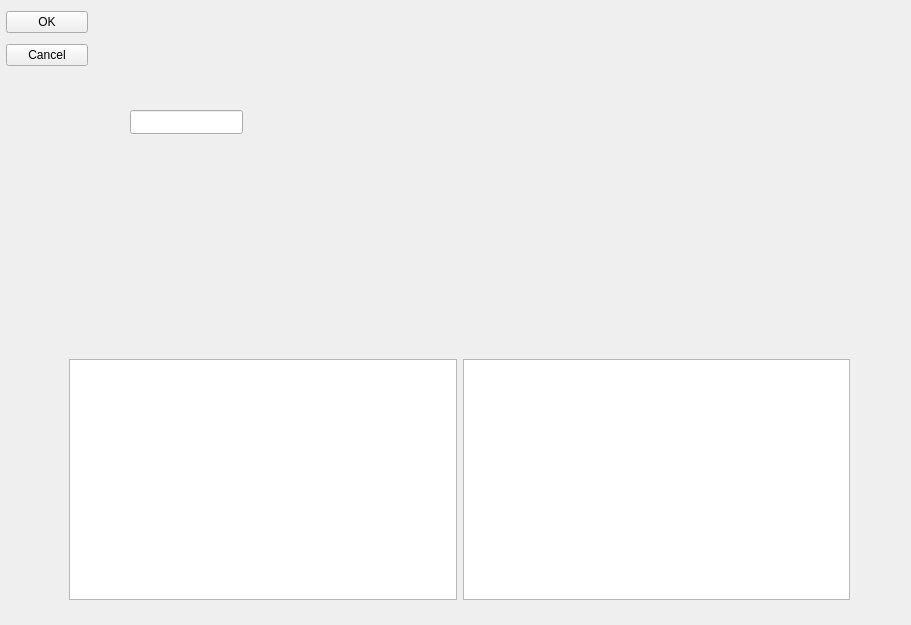
melko/qfit, file src/gui/maindialog.ui: the form before one commit.
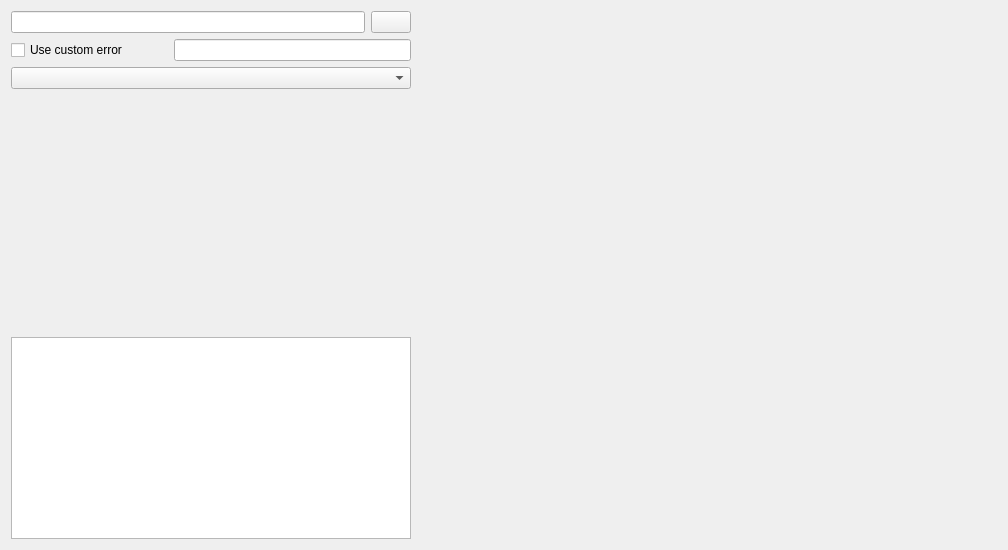
The form after the commit. Icons and pictures are not drawn. Custom widgets are drawn as their Qt base class.

Diff of the .ui file:
```diff
--- a/src/gui/maindialog.ui
+++ b/src/gui/maindialog.ui
@@ -6,84 +6,347 @@
    <rect>
     <x>0</x>
     <y>0</y>
-    <width>911</width>
-    <height>625</height>
+    <width>1000</width>
+    <height>550</height>
    </rect>
   </property>
+  <property name="sizePolicy">
+   <sizepolicy hsizetype="Preferred" vsizetype="Preferred">
+    <horstretch>0</horstretch>
+    <verstretch>0</verstretch>
+   </sizepolicy>
+  </property>
+  <property name="maximumSize">
+   <size>
+    <width>16777215</width>
+    <height>16777215</height>
+   </size>
+  </property>
   <property name="windowTitle">
    <string>Form</string>
   </property>
-  <widget class="QWidget" name="verticalLayoutWidget_2">
-   <property name="geometry">
-    <rect>
-     <x>6</x>
-     <y>6</y>
-     <width>82</width>
-     <height>66</height>
-    </rect>
-   </property>
-   <layout class="QVBoxLayout" name="verticalLayout_2">
-    <item>
-     <widget class="QPushButton" name="ok">
-      <property name="text">
-       <string>OK</string>
-      </property>
-     </widget>
-    </item>
-    <item>
-     <widget class="QPushButton" name="cancel">
-      <property name="text">
-       <string>Cancel</string>
-      </property>
-     </widget>
-    </item>
-   </layout>
-  </widget>
-  <widget class="QWidget" name="horizontalLayoutWidget">
-   <property name="geometry">
-    <rect>
-     <x>69</x>
-     <y>359</y>
-     <width>781</width>
-     <height>241</height>
-    </rect>
-   </property>
-   <layout class="QHBoxLayout" name="horizontalLayout">
-    <item>
-     <widget class="QTableWidget" name="tableWidget"/>
-    </item>
-    <item>
-     <widget class="QPlainTextEdit" name="logOutput">
-      <property name="maximumSize">
-       <size>
-        <width>16777215</width>
-        <height>300</height>
-       </size>
-      </property>
-     </widget>
-    </item>
-   </layout>
-  </widget>
-  <widget class="QLineEdit" name="lineEdit">
-   <property name="geometry">
-    <rect>
-     <x>130</x>
-     <y>110</y>
-     <width>113</width>
-     <height>24</height>
-    </rect>
-   </property>
-  </widget>
-  <widget class="QwtPlot" name="qwtPlot">
-   <property name="geometry">
-    <rect>
-     <x>460</x>
-     <y>70</y>
-     <width>400</width>
-     <height>200</height>
-    </rect>
-   </property>
-  </widget>
+  <layout class="QHBoxLayout" name="horizontalLayout_5" stretch="0,1">
+   <item>
+    <layout class="QVBoxLayout" name="verticalLayout">
+     <property name="sizeConstraint">
+      <enum>QLayout::SetFixedSize</enum>
+     </property>
+     <item>
+      <layout class="QHBoxLayout" name="horizontalLayout">
+       <item>
+        <widget class="QLineEdit" name="filePath">
+         <property name="enabled">
+          <bool>true</bool>
+         </property>
+         <property name="maximumSize">
+          <size>
+           <width>16777215</width>
+           <height>16777215</height>
+          </size>
+         </property>
+         <property name="readOnly">
+          <bool>true</bool>
+         </property>
+        </widget>
+       </item>
+       <item>
+        <widget class="QPushButton" name="openFileButton">
+         <property name="maximumSize">
+          <size>
+           <width>50</width>
+           <height>16777215</height>
+          </size>
+         </property>
+         <property name="text">
+          <string/>
+         </property>
+         <property name="icon">
+          <iconset resource="resources.qrc">
+           <normaloff>:/icons/resources/folder-open-2.png</normaloff>:/icons/resources/folder-open-2.png</iconset>
+         </property>
+        </widget>
+       </item>
+      </layout>
+     </item>
+     <item>
+      <layout class="QHBoxLayout" name="horizontalLayout_2">
+       <item>
+        <widget class="QCheckBox" name="customError">
+         <property name="sizePolicy">
+          <sizepolicy hsizetype="Fixed" vsizetype="Fixed">
+           <horstretch>0</horstretch>
+           <verstretch>0</verstretch>
+          </sizepolicy>
+         </property>
+         <property name="maximumSize">
+          <size>
+           <width>16777215</width>
+           <height>16777215</height>
+          </size>
+         </property>
+         <property name="text">
+          <string>Use custom error</string>
+         </property>
+        </widget>
+       </item>
+       <item>
+        <spacer name="horizontalSpacer">
+         <property name="orientation">
+          <enum>Qt::Horizontal</enum>
+         </property>
+         <property name="sizeType">
+          <enum>QSizePolicy::Fixed</enum>
+         </property>
+         <property name="sizeHint" stdset="0">
+          <size>
+           <width>40</width>
+           <height>20</height>
+          </size>
+         </property>
+        </spacer>
+       </item>
+       <item>
+        <widget class="QLineEdit" name="errorValue">
+         <property name="enabled">
+          <bool>true</bool>
+         </property>
+         <property name="maximumSize">
+          <size>
+           <width>16777215</width>
+           <height>16777215</height>
+          </size>
+         </property>
+         <property name="readOnly">
+          <bool>true</bool>
+         </property>
+        </widget>
+       </item>
+      </layout>
+     </item>
+     <item>
+      <widget class="QComboBox" name="selectFit">
+       <property name="maximumSize">
+        <size>
+         <width>16777215</width>
+         <height>16777215</height>
+        </size>
+       </property>
+      </widget>
+     </item>
+     <item>
+      <spacer name="verticalSpacer_2">
+       <property name="orientation">
+        <enum>Qt::Vertical</enum>
+       </property>
+       <property name="sizeType">
+        <enum>QSizePolicy::Fixed</enum>
+       </property>
+       <property name="sizeHint" stdset="0">
+        <size>
+         <width>20</width>
+         <height>50</height>
+        </size>
+       </property>
+      </spacer>
+     </item>
+     <item>
+      <layout class="QHBoxLayout" name="horizontalLayout_3">
+       <item>
+        <widget class="QPushButton" name="startFit">
+         <property name="sizePolicy">
+          <sizepolicy hsizetype="Fixed" vsizetype="Fixed">
+           <horstretch>0</horstretch>
+           <verstretch>0</verstretch>
+          </sizepolicy>
+         </property>
+         <property name="minimumSize">
+          <size>
+           <width>90</width>
+           <height>90</height>
+          </size>
+         </property>
+         <property name="toolTip">
+          <string extracomment="GO!"/>
+         </property>
+         <property name="layoutDirection">
+          <enum>Qt::LeftToRight</enum>
+         </property>
+         <property name="text">
+          <string/>
+         </property>
+         <property name="icon">
+          <iconset resource="resources.qrc">
+           <normaloff>:/icons/resources/go-3.png</normaloff>:/icons/resources/go-3.png</iconset>
+         </property>
+         <property name="iconSize">
+          <size>
+           <width>90</width>
+           <height>90</height>
+          </size>
+         </property>
+         <property name="flat">
+          <bool>true</bool>
+         </property>
+        </widget>
+       </item>
+      </layout>
+     </item>
+     <item>
+      <spacer name="verticalSpacer">
+       <property name="orientation">
+        <enum>Qt::Vertical</enum>
+       </property>
+       <property name="sizeType">
+        <enum>QSizePolicy::Fixed</enum>
+       </property>
+       <property name="sizeHint" stdset="0">
+        <size>
+         <width>20</width>
+         <height>50</height>
+        </size>
+       </property>
+      </spacer>
+     </item>
+     <item>
+      <layout class="QHBoxLayout" name="horizontalLayout_4">
+       <item>
+        <spacer name="horizontalSpacer_2">
+         <property name="orientation">
+          <enum>Qt::Horizontal</enum>
+         </property>
+         <property name="sizeHint" stdset="0">
+          <size>
+           <width>40</width>
+           <height>20</height>
+          </size>
+         </property>
+        </spacer>
+       </item>
+       <item>
+        <widget class="QPushButton" name="cleanLogButton">
+         <property name="sizePolicy">
+          <sizepolicy hsizetype="Fixed" vsizetype="Fixed">
+           <horstretch>25</horstretch>
+           <verstretch>25</verstretch>
+          </sizepolicy>
+         </property>
+         <property name="minimumSize">
+          <size>
+           <width>40</width>
+           <height>40</height>
+          </size>
+         </property>
+         <property name="baseSize">
+          <size>
+           <width>25</width>
+           <height>25</height>
+          </size>
+         </property>
+         <property name="toolTip">
+          <string extracomment="Svuota il log"/>
+         </property>
+         <property name="text">
+          <string/>
+         </property>
+         <property name="icon">
+          <iconset resource="resources.qrc">
+           <normaloff>:/icons/resources/trash.png</normaloff>:/icons/resources/trash.png</iconset>
+         </property>
+         <property name="iconSize">
+          <size>
+           <width>25</width>
+           <height>25</height>
+          </size>
+         </property>
+         <property name="flat">
+          <bool>true</bool>
+         </property>
+        </widget>
+       </item>
+       <item>
+        <widget class="QPushButton" name="savePlotButton">
+         <property name="enabled">
+          <bool>false</bool>
+         </property>
+         <property name="sizePolicy">
+          <sizepolicy hsizetype="Fixed" vsizetype="Fixed">
+           <horstretch>0</horstretch>
+           <verstretch>0</verstretch>
+          </sizepolicy>
+         </property>
+         <property name="minimumSize">
+          <size>
+           <width>40</width>
+           <height>40</height>
+          </size>
+         </property>
+         <property name="toolTip">
+          <string extracomment="Esporta il grafico"/>
+         </property>
+         <property name="text">
+          <string/>
+         </property>
+         <property name="icon">
+          <iconset resource="resources.qrc">
+           <normaloff>:/icons/resources/print-printer.png</normaloff>:/icons/resources/print-printer.png</iconset>
+         </property>
+         <property name="iconSize">
+          <size>
+           <width>25</width>
+           <height>25</height>
+          </size>
+         </property>
+         <property name="flat">
+          <bool>true</bool>
+         </property>
+        </widget>
+       </item>
+      </layout>
+     </item>
+     <item>
+      <widget class="QPlainTextEdit" name="logOutput">
+       <property name="sizePolicy">
+        <sizepolicy hsizetype="MinimumExpanding" vsizetype="Expanding">
+         <horstretch>0</horstretch>
+         <verstretch>0</verstretch>
+        </sizepolicy>
+       </property>
+       <property name="minimumSize">
+        <size>
+         <width>400</width>
+         <height>150</height>
+        </size>
+       </property>
+       <property name="maximumSize">
+        <size>
+         <width>800</width>
+         <height>16777215</height>
+        </size>
+       </property>
+       <property name="readOnly">
+        <bool>true</bool>
+       </property>
+      </widget>
+     </item>
+    </layout>
+   </item>
+   <item>
+    <widget class="QwtPlot" name="qwtPlot">
+     <property name="sizePolicy">
+      <sizepolicy hsizetype="MinimumExpanding" vsizetype="MinimumExpanding">
+       <horstretch>0</horstretch>
+       <verstretch>0</verstretch>
+      </sizepolicy>
+     </property>
+     <property name="minimumSize">
+      <size>
+       <width>580</width>
+       <height>0</height>
+      </size>
+     </property>
+    </widget>
+   </item>
+  </layout>
  </widget>
  <customwidgets>
   <customwidget>
```
Left out of the diff: 4 changed lines with no effect on the pictures.
